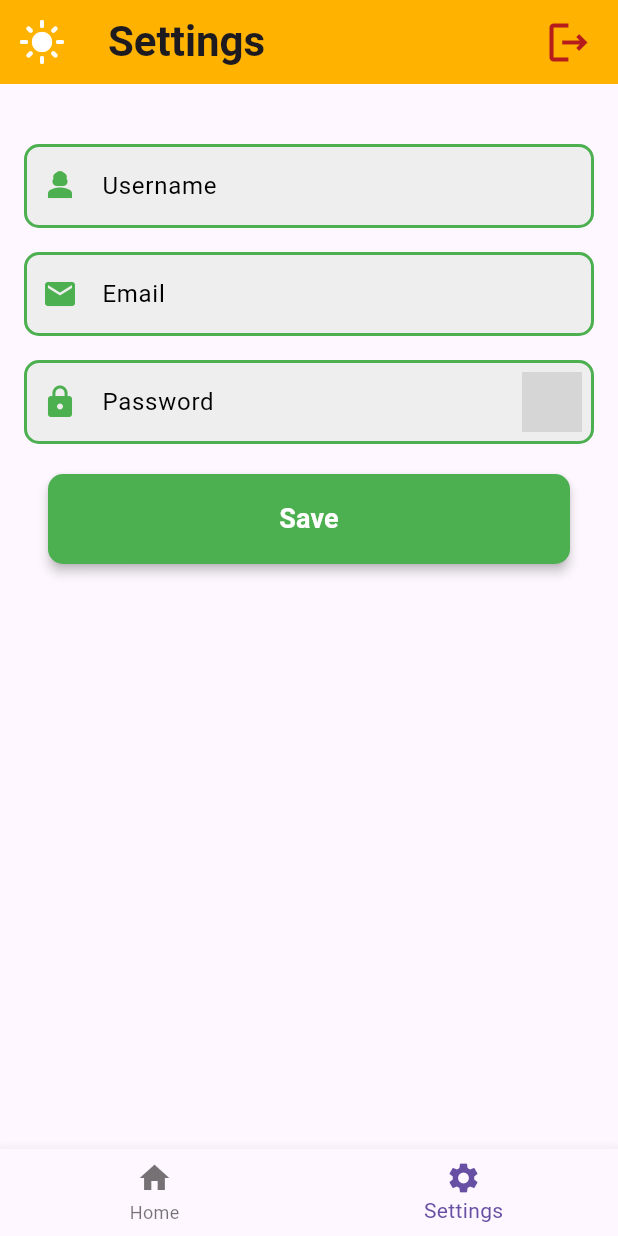
After one commit to kashpour/ProfileDemo, a Flutter app: the HomeScreen screen opened by its route, item 2 of the bottom bar chosen, after a tap on "Save", on a phone screen of 412 x 824 dp. The commit adds this screen. Run offline on Flutter 3.47's test engine with Material 3 defaults, Android fonts, the phone set to English and light mode, and no system bars; our stand-ins replace shared_preferences; accounts and stored records are empty; network calls fail; grey boxes are pictures that could not be loaded.

Commit message:
done with the shared prefrences commit

```diff
--- a/lib/main.dart
+++ b/lib/main.dart
@@ -2,6 +2,7 @@ import 'package:flutter/material.dart';
 import 'package:profile_demo/screens/home_screen.dart';
 import 'package:profile_demo/screens/landing_screen.dart';
 import 'package:profile_demo/screens/login_screen.dart';
+import 'package:profile_demo/screens/settings_screen.dart';
 import 'package:profile_demo/screens/signup_screen.dart';
 
 void main() => runApp(const MyApp());
@@ -12,12 +13,16 @@ class MyApp extends StatelessWidget {
   @override
   Widget build(BuildContext context) {
     return MaterialApp(
+      theme: ThemeData(
+
+      ),
       initialRoute: '/',
       routes: {
         '/': (context) => const LandingScreen(),
         '/signupScreen': (context) => const SignupScreen(),
         '/loginScreen': (context) => const LoginScreen(),
         '/homeScreen': (context) => const HomeScreen(),
+        '/settingsScreen': (context) => const SettingsScreen(),
       },
     );
   }
--- a/lib/models/http_helper.dart
+++ b/lib/models/http_helper.dart
@@ -39,4 +39,11 @@ class HttpHelper {
         await http.post(uri, body: jsonEncode(userInfo.toJson()));
     return response;
   }
+
+  Future putData(UserInfo userInfo) async {
+    Uri uri = Uri.parse('$url/${userInfo.username}');
+    http.Response response =
+        await http.put(uri, body: jsonEncode(userInfo.toJson()));
+    return response;
+  }
 }
--- /dev/null
+++ b/lib/models/sp_helper.dart
@@ -0,0 +1,21 @@
+import 'package:profile_demo/models/user_info.dart';
+import 'package:shared_preferences/shared_preferences.dart';
+
+class SpHelper {
+  static late SharedPreferences prefes;
+
+  Future init() async {
+    // SharedPreferences.setMockInitialValues({});
+
+    prefes = await SharedPreferences.getInstance();
+  }
+
+  Future setUser(UserInfo user) async {
+    await prefes
+        .setStringList(user.username, <String>[user.username, user.email]);
+  }
+
+  getUser(String id) {
+    return prefes.getStringList(id);
+  }
+}
--- a/lib/screens/home_screen.dart
+++ b/lib/screens/home_screen.dart
@@ -1,4 +1,5 @@
 import 'package:flutter/material.dart';
+import 'package:profile_demo/shared/custome_buttom_navigation.dart';
 
 class HomeScreen extends StatelessWidget {
   const HomeScreen({super.key});
@@ -6,6 +7,7 @@ class HomeScreen extends StatelessWidget {
   @override
   Widget build(BuildContext context) {
     return Scaffold(
+      bottomNavigationBar: const CustomeButtomNavigation(index: 0),
       appBar: AppBar(
         backgroundColor: Colors.amber[600],
         title: const Text(
--- a/lib/screens/login_screen.dart
+++ b/lib/screens/login_screen.dart
@@ -1,5 +1,6 @@
 import 'package:flutter/material.dart';
 import 'package:profile_demo/models/http_helper.dart';
+import 'package:profile_demo/models/sp_helper.dart';
 import 'package:profile_demo/models/user_info.dart';
 import 'package:profile_demo/shared/custome_show_dialog.dart';
 
@@ -11,11 +12,18 @@ class LoginScreen extends StatefulWidget {
 }
 
 class _LoginScreenState extends State<LoginScreen> {
+  SpHelper spHelper = SpHelper();
+
   HttpHelper httpHelper = HttpHelper();
   bool isShownPassword = false;
   TextEditingController txtUsername = TextEditingController();
   TextEditingController txtEmail = TextEditingController();
   TextEditingController txtPassword = TextEditingController();
+  @override
+  void initState() {
+    super.initState();
+    spHelper.init();
+  }
 
   @override
   Widget build(BuildContext context) {
@@ -101,14 +109,14 @@ class _LoginScreenState extends State<LoginScreen> {
                             });
                           },
                           icon: isShownPassword
-                              ? Image.asset(
+                              ? const Icon(
+                                  Icons.remove_red_eye,
+                                )
+                              : Image.asset(
                                   width: 40.0,
                                   height: 40.0,
                                   './assets/show_password.jpg',
                                   fit: BoxFit.cover,
-                                )
-                              : const Icon(
-                                  Icons.remove_red_eye,
                                 )),
                       enabledBorder: OutlineInputBorder(
                           borderRadius: BorderRadius.circular(10.0),
@@ -236,6 +244,7 @@ class _LoginScreenState extends State<LoginScreen> {
     if (userInfo.username != '') {
       if (userInfo.username == txtUsername.text &&
           userInfo.password == txtPassword.text) {
+        spHelper.setUser(userInfo);
         if (!context.mounted) return;
         await customShowDialog(context, "Loged in Successfully");
         if (!context.mounted) return;
--- /dev/null
+++ b/lib/screens/settings_screen.dart
@@ -0,0 +1,243 @@
+import 'package:flutter/material.dart';
+import 'package:profile_demo/models/http_helper.dart';
+import 'package:profile_demo/models/sp_helper.dart';
+import 'package:profile_demo/models/user_info.dart';
+import 'package:profile_demo/shared/custome_buttom_navigation.dart';
+import 'package:profile_demo/shared/custome_show_dialog.dart';
+
+class SettingsScreen extends StatefulWidget {
+  const SettingsScreen({super.key});
+
+  @override
+  State<SettingsScreen> createState() => _SettingsScreenState();
+}
+
+class _SettingsScreenState extends State<SettingsScreen> {
+  SpHelper spHelper = SpHelper();
+
+  HttpHelper httpHelper = HttpHelper();
+  bool isShownPassword = false;
+  bool isDarkMode = false;
+  TextEditingController txtUsername = TextEditingController();
+  TextEditingController txtEmail = TextEditingController();
+  TextEditingController txtPassword = TextEditingController();
+
+  @override
+  void initState() {
+    spHelper.init();
+    setUserToTxt();
+    super.initState();
+  }
+
+  @override
+  Widget build(BuildContext context) {
+    final double width = MediaQuery.of(context).size.width;
+
+    return Scaffold(
+      appBar: AppBar(
+        leading: IconButton(
+          onPressed: () {
+            setState(() {
+              if (isDarkMode) {
+                isDarkMode = false;
+              } else {
+                isDarkMode = true;
+              }
+            });
+          },
+          icon: isDarkMode
+              ? const Icon(
+                  Icons.dark_mode,
+                  size: 32.0,
+                  color: Colors.black,
+                )
+              : const Icon(
+                  Icons.light_mode,
+                  size: 32.0,
+                  color: Colors.white,
+                ),
+        ),
+        actions: [
+          TextButton.icon(
+              iconAlignment: IconAlignment.end,
+              icon: Icon(
+                Icons.logout_outlined,
+                color: Colors.red[900],
+                size: 34.0,
+              ),
+              onPressed: () {
+                Navigator.pushReplacementNamed(context, '/');
+              },
+              label: const Text(''))
+        ],
+        backgroundColor: Colors.amber[600],
+        title: const Text(
+          "Settings",
+          style: TextStyle(
+            fontSize: 28.0,
+            fontWeight: FontWeight.bold,
+          ),
+        ),
+      ),
+      body: Padding(
+        padding: const EdgeInsets.fromLTRB(16.0, 40.0, 16.0, 16.0),
+        child: Column(
+            mainAxisAlignment: MainAxisAlignment.start,
+            crossAxisAlignment: CrossAxisAlignment.center,
+            children: [
+              TextField(
+                controller: txtUsername,
+                decoration: InputDecoration(
+                    focusedBorder: OutlineInputBorder(
+                        borderRadius: BorderRadius.circular(10.0),
+                        borderSide: const BorderSide(
+                          color: Colors.green,
+                          width: 2.0,
+                        )),
+                    prefixIcon: const Icon(
+                      Icons.person_3,
+                      color: Colors.green,
+                    ),
+                    enabledBorder: OutlineInputBorder(
+                        borderRadius: BorderRadius.circular(10.0),
+                        borderSide: const BorderSide(
+                          color: Colors.green,
+                          width: 2.0,
+                        )),
+                    filled: true,
+                    fillColor: Colors.grey[200],
+                    hintText: 'Username',
+                    hintStyle: const TextStyle(
+                      color: Colors.black,
+                      fontSize: 16.0,
+                    )),
+              ),
+              const SizedBox(height: 16.0),
+              TextField(
+                controller: txtEmail,
+                decoration: InputDecoration(
+                    focusedBorder: OutlineInputBorder(
+                        borderRadius: BorderRadius.circular(10.0),
+                        borderSide: const BorderSide(
+                          color: Colors.green,
+                          width: 2.0,
+                        )),
+                    prefixIcon: const Icon(
+                      Icons.email,
+                      color: Colors.green,
+                    ),
+                    enabledBorder: OutlineInputBorder(
+                        borderRadius: BorderRadius.circular(10.0),
+                        borderSide: const BorderSide(
+                          color: Colors.green,
+                          width: 2.0,
+                        )),
+                    filled: true,
+                    fillColor: Colors.grey[200],
+                    hintText: 'Email',
+                    hintStyle: const TextStyle(
+                      color: Colors.black,
+                      fontSize: 16.0,
+                    )),
+              ),
+              const SizedBox(height: 16.0),
+              TextField(
+                controller: txtPassword,
+                obscureText: !isShownPassword,
+                decoration: InputDecoration(
+                    focusedBorder: OutlineInputBorder(
+                        borderRadius: BorderRadius.circular(10.0),
+                        borderSide: const BorderSide(
+                          color: Colors.green,
+                          width: 2.0,
+                        )),
+                    prefixIcon: const Icon(
+                      Icons.lock,
+                      color: Colors.green,
+                    ),
+                    suffixIcon: IconButton(
+                        onPressed: () {
+                          setState(() {
+                            if (isShownPassword) {
+                              isShownPassword = false;
+                            } else {
+                              isShownPassword = true;
+                            }
+                          });
+                        },
+                        icon: isShownPassword
+                            ? const Icon(
+                                Icons.remove_red_eye,
+                              )
+                            : Image.asset(
+                                width: 40.0,
+                                height: 40.0,
+                                './assets/show_password.jpg',
+                                fit: BoxFit.cover,
+                              )),
+                    enabledBorder: OutlineInputBorder(
+                        borderRadius: BorderRadius.circular(10.0),
+                        borderSide: const BorderSide(
+                          color: Colors.green,
+                          width: 2.0,
+                        )),
+                    filled: true,
+                    fillColor: Colors.grey[200],
+                    hintText: 'Password',
+                    hintStyle: const TextStyle(
+                      color: Colors.black,
+                      fontSize: 16.0,
+                    )),
+              ),
+              Padding(
+                padding: const EdgeInsets.fromLTRB(16.0, 20.0, 16.0, 16.0),
+                child: ElevatedButton(
+                  onPressed: () {
+                    updateUserData();
+                  },
+                  style: ElevatedButton.styleFrom(
+                    shape: RoundedRectangleBorder(
+                        borderRadius: BorderRadius.circular(10.0)),
+                    elevation: 3.0,
+                    fixedSize: Size(width, 60),
+                    backgroundColor: Colors.green,
+                  ),
+                  child: const Text(
+                    "Save",
+                    style: TextStyle(
+                      color: Colors.white,
+                      fontSize: 18.0,
+                      fontWeight: FontWeight.bold,
+                    ),
+                  ),
+                ),
+              ),
+            ]),
+      ),
+      bottomNavigationBar: const CustomeButtomNavigation(index: 1),
+    );
+  }
+
+  Future setUserToTxt() async {
+    List<String> userData = await spHelper.getUser('ibrahim');
+    if (userData.isNotEmpty) {
+      txtUsername.text = userData[0];
+      txtEmail.text = userData[1];
+    }
+  }
+
+  Future updateUserData() async {
+    UserInfo userInfo =
+        UserInfo(txtUsername.text, txtEmail.text, txtPassword.text);
+    await httpHelper.putData(userInfo);
+    await spHelper.setUser(userInfo);
+    customShowDialog(context, 'Saved Updated Data');
+    txtPassword.text = '';
+  }
+
+  // void updateScreen() async {
+  //   setState(() {
+
+  //   });
+  // }
+}
--- a/lib/screens/signup_screen.dart
+++ b/lib/screens/signup_screen.dart
@@ -46,7 +46,6 @@ class _SignupScreenState extends State<SignupScreen> {
                 ],
               ),
             ),
-            // const SizedBox(height: 20.0),
             const Text(
               "Join our Profile Demo app to get access to the new unlimited products.",
               style: TextStyle(
@@ -54,7 +53,6 @@ class _SignupScreenState extends State<SignupScreen> {
                 fontWeight: FontWeight.w300,
               ),
             ),
-            // const SizedBox(height: 20.0),
             Column(
               mainAxisAlignment: MainAxisAlignment.spaceEvenly,
               crossAxisAlignment: CrossAxisAlignment.center,
@@ -140,14 +138,14 @@ class _SignupScreenState extends State<SignupScreen> {
                             });
                           },
                           icon: isShownPassword
-                              ? Image.asset(
+                              ? const Icon(
+                                  Icons.remove_red_eye,
+                                )
+                              : Image.asset(
                                   width: 40.0,
                                   height: 40.0,
                                   './assets/show_password.jpg',
                                   fit: BoxFit.cover,
-                                )
-                              : const Icon(
-                                  Icons.remove_red_eye,
                                 )),
                       enabledBorder: OutlineInputBorder(
                           borderRadius: BorderRadius.circular(10.0),
--- /dev/null
+++ b/lib/shared/custome_buttom_navigation.dart
@@ -0,0 +1,24 @@
+import 'package:flutter/material.dart';
+
+class CustomeButtomNavigation extends StatelessWidget {
+  final int index;
+  const CustomeButtomNavigation({super.key, required this.index});
+
+  @override
+  Widget build(BuildContext context) {
+    return BottomNavigationBar(
+        currentIndex: index,
+        onTap: (int value) {
+          if (value == 0) {
+            Navigator.pushReplacementNamed(context, '/homeScreen');
+          } else if (value == 1) {
+            Navigator.pushReplacementNamed(context, '/settingsScreen');
+          }
+        },
+        items: const [
+          BottomNavigationBarItem(icon: Icon(Icons.home), label: 'Home'),
+          BottomNavigationBarItem(
+              icon: Icon(Icons.settings), label: 'Settings'),
+        ]);
+  }
+}
--- a/pubspec.yaml
+++ b/pubspec.yaml
@@ -35,6 +35,7 @@ dependencies:
   # Use with the CupertinoIcons class for iOS style icons.
   cupertino_icons: ^1.0.8
   http: ^1.2.2
+  shared_preferences: ^2.3.2
 
 dev_dependencies:
   flutter_test:
```
Also changed, not shown: pubspec.lock, 6 other files.
